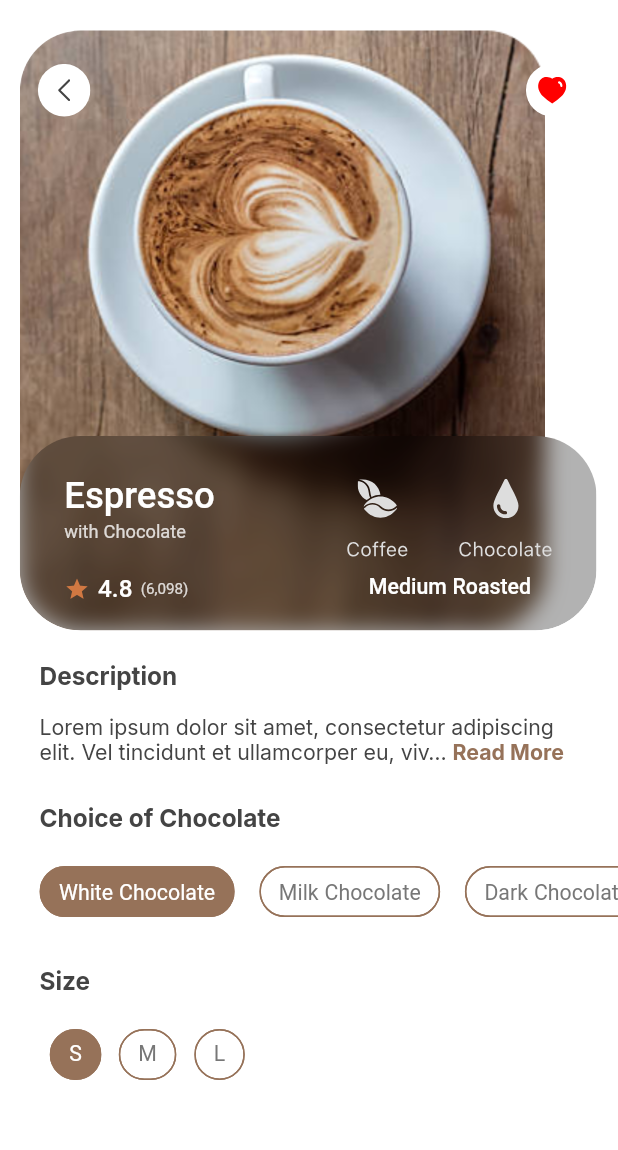
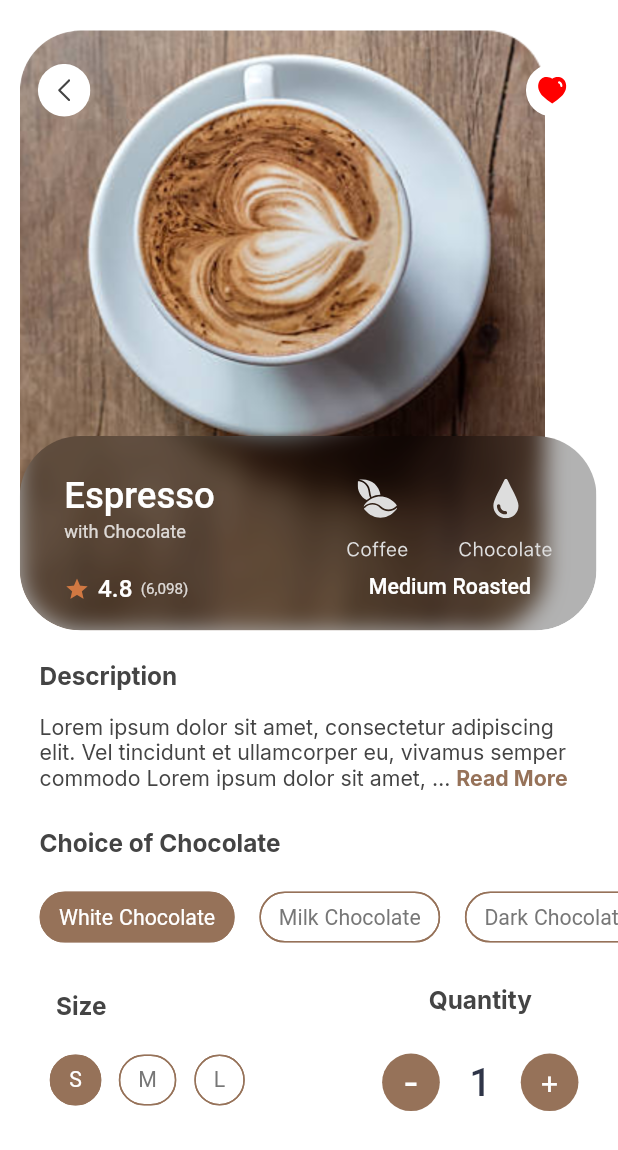
Before and after one commit to enoch-aik/coffee_app_ui, a Flutter app: the CoffeeDetailsScreen screen opened by its route, on a phone screen of 412 x 824 dp. Shown: the top 1150 px of the screen. Run offline on Flutter 3.47's test engine with Material 2 defaults, Android fonts, the phone set to English and light mode, and no system bars; drawn by our look-alikes of expandable_text; our stand-ins replace flutter_screenutil, flutter_svg, go_router, google_fonts; Roboto replaces fonts that are missing (SP Pro Display).

```diff
--- a/lib/src/constant/coffee.dart
+++ b/lib/src/constant/coffee.dart
@@ -21,5 +21,8 @@ List<Coffee> allCoffee = [
       price: 299)
 ];
 
-String coffeeDescription =
-    'Lorem ipsum dolor sit amet, consectetur adipiscing elit. Vel tincidunt et ullamcorper eu, vivamus semper commodo............';
+const String coffeeDescription =
+    'Lorem ipsum dolor sit amet, consectetur adipiscing elit. Vel tincidunt et '
+    'ullamcorper eu, vivamus semper commodo Lorem ipsum dolor sit amet,'
+    ' consectetur adipiscing elit. Vel tincidunt et ullamcorper eu, vivamus '
+    'semper commodo............';
--- a/lib/src/constant/nav_bar.dart
+++ b/lib/src/constant/nav_bar.dart
@@ -16,6 +16,7 @@ final List<Widget> hostBottomNavBody = [
 
 List<BottomNavigationBarItem> bottomNavItems = const [
   BottomNavigationBarItem(
+
       icon: Icon(NavBarIcons.home),
       label: 'Home',
       activeIcon: Icon(NavBarIcons.homeFilled)),
--- a/lib/src/screens/coffee_details/screen.dart
+++ b/lib/src/screens/coffee_details/screen.dart
@@ -9,6 +9,7 @@ class CoffeeDetailsScreen extends StatelessWidget {
   @override
   Widget build(BuildContext context) {
     ValueNotifier<int> selectedChocolate = ValueNotifier(0);
+    ValueNotifier<int> selectedSize = ValueNotifier(0);
     return KScaffold(
       backgroundColor: CustomColors.white,
       body: SingleChildScrollView(
@@ -36,7 +37,7 @@ class CoffeeDetailsScreen extends StatelessWidget {
                     coffeeDescription,
                     expandText: 'Read More',
                     collapseText: 'Show less',
-                    maxLines: 2,
+                    maxLines: 3,
                     textAlign: TextAlign.left,
                     style: GoogleFonts.inter(
                         fontSize: 14.sp,
@@ -121,14 +122,17 @@ class CoffeeDetailsScreen extends StatelessWidget {
                 }),
             Padding(
               padding: EdgeInsets.symmetric(horizontal: 24.w),
-              child: Row(
+              child: ValueListenableBuilder<int>(
+                  valueListenable: selectedSize,
+                  builder: (context, size, _) {
+                    return Row(
                       mainAxisAlignment: MainAxisAlignment.spaceBetween,
                       children: [
                         Column(
                           crossAxisAlignment: CrossAxisAlignment.start,
                           children: [
                             Padding(
-                        padding: EdgeInsets.only(bottom: 15.h, top: 25.h),
+                              padding: EdgeInsets.only(bottom: 15.h, top: 25.h,left: 10.w),
                               child: Text(
                                 'Size',
                                 style: GoogleFonts.inter(
@@ -142,46 +146,43 @@ class CoffeeDetailsScreen extends StatelessWidget {
                               children: [
                                 ChoiceChip(
                                   label: KText('S',
-                                color: selectedChocolate.value == 0
+                                      color: size == 0
                                           ? CustomColors.white
                                           : const Color(0xff777777)),
-                            selected:
-                                selectedChocolate.value == 0 ? true : false,
+                                  selected: size == 0 ? true : false,
                                   selectedColor: CustomColors.brown,
                                   disabledColor: CustomColors.white,
                                   backgroundColor: CustomColors.white,
                                   onSelected: (value) {
-                              selectedChocolate.value = 0;
+                                    selectedSize.value = 0;
                                   },
                                   side: BorderSide(color: CustomColors.brown),
                                 ),
                                 ChoiceChip(
                                   label: KText('M',
-                                color: selectedChocolate.value == 1
+                                      color: size == 1
                                           ? CustomColors.white
                                           : const Color(0xff777777)),
-                            selected:
-                                selectedChocolate.value == 1 ? true : false,
+                                  selected: size == 1 ? true : false,
                                   selectedColor: CustomColors.brown,
                                   disabledColor: CustomColors.white,
                                   backgroundColor: CustomColors.white,
                                   onSelected: (value) {
-                              selectedChocolate.value = 1;
+                                    selectedSize.value = 1;
                                   },
                                   side: BorderSide(color: CustomColors.brown),
                                 ),
                                 ChoiceChip(
                                   label: KText('L',
-                                color: selectedChocolate.value == 2
+                                      color: size == 2
                                           ? CustomColors.white
                                           : const Color(0xff777777)),
-                            selected:
-                                selectedChocolate.value == 2 ? true : false,
+                                  selected: size == 2 ? true : false,
                                   selectedColor: CustomColors.brown,
                                   disabledColor: CustomColors.white,
                                   backgroundColor: CustomColors.white,
                                   onSelected: (value) {
-                              selectedChocolate.value = 2;
+                                    selectedSize.value = 2;
                                   },
                                   side: BorderSide(color: CustomColors.brown),
                                 ),
@@ -189,8 +190,63 @@ class CoffeeDetailsScreen extends StatelessWidget {
                             )
                           ],
                         ),
+                        Column(
+                          crossAxisAlignment: CrossAxisAlignment.center,
+                          children: [
+                            Padding(
+                              padding: EdgeInsets.only(bottom: 25.h, top: 18.h),
+                              child: Text(
+                                'Quantity',
+                                style: GoogleFonts.inter(
+                                    fontSize: 16.sp,
+                                    fontWeight: FontWeight.w700,
+                                    color: CustomColors.defaultTextColor),
+                              ),
+                            ),
+                            Row(
+                              children: [
+                                Container(
+                                  width: 35.w,
+                                  height: 35.w,
+                                  decoration: BoxDecoration(
+                                      shape: BoxShape.circle,
+                                      color: CustomColors.brown),
+                                  alignment: Alignment.center,
+                                  child: KText(
+                                    '-',
+                                    color: CustomColors.white,
+                                    fontSize: 30,
+                                  ),
+                                ),
+                                Padding(
+                                  padding:  EdgeInsets.symmetric(horizontal: 18.w),
+                                  child: KText(
+                                    '1',
+                                    fontWeight: FontWeight.w500,
+                                    color:const Color(0xff2F3548),
+                                    fontSize: 25.sp,
+                                  ),
+                                ),
+                                Container(
+                                  width: 35.w,
+                                  height: 35.w,
+                                  decoration: BoxDecoration(
+                                      shape: BoxShape.circle,
+                                      color: CustomColors.brown),
+                                  alignment: Alignment.center,
+                                  child: KText(
+                                    '+',
+                                    color: CustomColors.white,
+                                    fontSize: 20,
+                                  ),
+                                )
                               ],
-              ),
+                            )
+                          ],
+                        )
+                      ],
+                    );
+                  }),
             ),
           ],
         ),
--- a/lib/src/screens/home/screen.dart
+++ b/lib/src/screens/home/screen.dart
@@ -25,7 +25,7 @@ class HomeScreen extends StatelessWidget {
                   : SingleChildScrollView(
                       child: Padding(
                         padding: EdgeInsets.symmetric(
-                            horizontal: 23.w, vertical: 30.h),
+                            horizontal: 23.w, vertical: 20.h),
                         child: Column(
                           crossAxisAlignment: CrossAxisAlignment.start,
                           children: [
@@ -136,6 +136,7 @@ class HomeScreen extends StatelessWidget {
 
               //BOTTOM NAV BAR
               bottomNavigationBar: BottomNavigationBar(
+
                 elevation: 0,
                 type: BottomNavigationBarType.fixed,
                 backgroundColor: CustomColors.white,
```
Also changed, not shown: 39 other files. Lines whose indentation alone changed are shown as unchanged.
